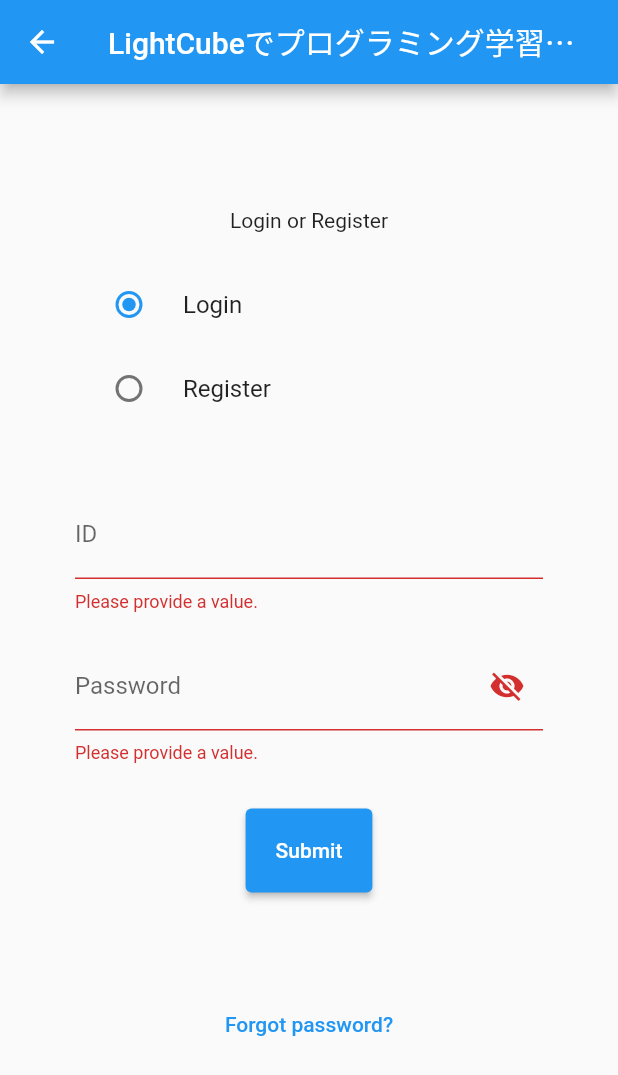
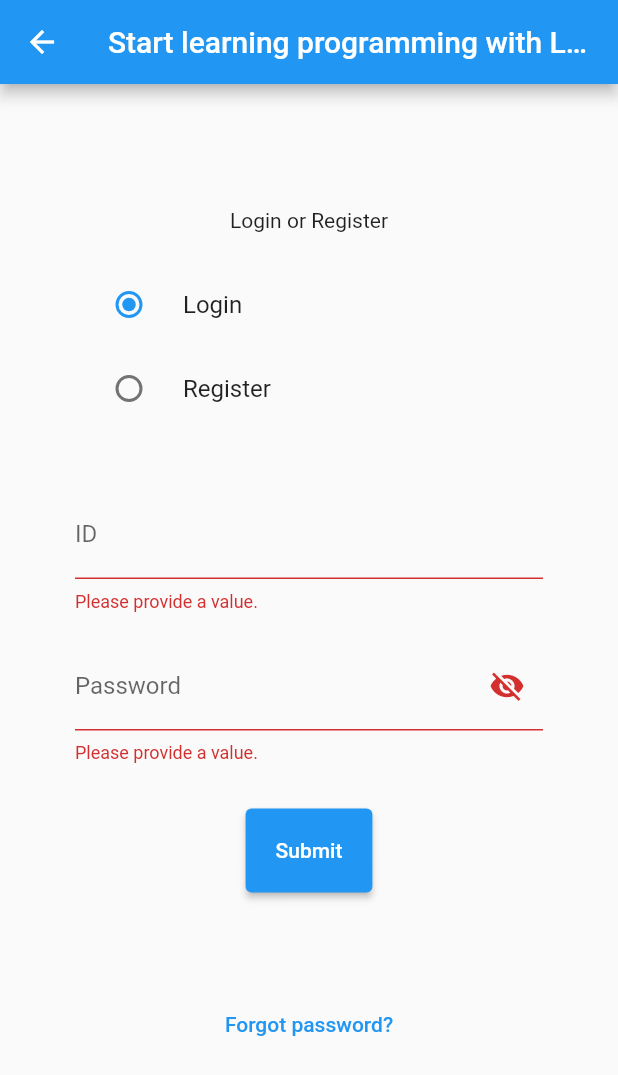
Before and after one commit to LightCube-Organization/LightCube, a Flutter app: the LoginPage screen opened by its route, after a tap on "Submit", on a phone screen of 412 x 824 dp. Shown: the top 1075 px of the screen. Run offline on Flutter 3.47's test engine with Material 2 defaults, Android fonts, the phone set to English and light mode, and no system bars; our stand-ins replace settings_ui, supabase, supabase_flutter; accounts and stored records are empty; generated files the repository leaves out were written again.

Commit message:
多言語化

```diff
--- /dev/null
+++ b/l10n.yaml
@@ -0,0 +1,3 @@
+arb-dir: lib/l10n
+template-arb-file: app_en.arb
+output-localization-file: app_localizations.dart
--- a/lib/main.dart
+++ b/lib/main.dart
@@ -3,6 +3,7 @@
 import './pages/splash_page.dart';
 import './pages/login_page.dart';
 import './pages/home.dart';
+import 'package:flutter_gen/gen_l10n/app_localizations.dart';
 
 void main() {
   WidgetsFlutterBinding.ensureInitialized();
@@ -19,6 +20,9 @@
   @override
   Widget build(BuildContext context) {
     return MaterialApp(
+      onGenerateTitle: (context) => AppLocalizations.of(context)!.app_name,
+      localizationsDelegates: AppLocalizations.localizationsDelegates,
+      supportedLocales: AppLocalizations.supportedLocales,
       title: 'LightCube Start Page',
       theme: ThemeData(
         primarySwatch: Colors.blue,
--- a/lib/pages/login_page.dart
+++ b/lib/pages/login_page.dart
@@ -1,4 +1,6 @@
 import 'package:flutter/material.dart';
+import 'package:flutter_gen/gen_l10n/app_localizations.dart';
+import 'package:intl/intl.dart';
 import '../utils/constants.dart';
 import './home.dart';
 
@@ -20,13 +22,11 @@
   @override
   Widget build(BuildContext context) {
 
-    // ページロード時にログイン判定を追加、ログイン状態ならhome.dartに移動
-
     return Scaffold(
         appBar: AppBar(
           // Here we take the value from the MyHomePage object that was created by
           // the App.build method, and use it to set our appbar title.
-          title: Text("LightCubeでプログラミング学習を開始"),
+          title: Text(AppLocalizations.of(context)!.start),
         ),
         body: Container(
             margin: EdgeInsets.symmetric(
@@ -46,7 +46,7 @@
                         child: ConstrainedBox(
                             constraints: BoxConstraints(maxWidth: 400.0),
                             child: RadioListTile<FormType>(
-                              title: Text("Login"),
+                              title: Text(AppLocalizations.of(context)!.login),
                               activeColor: Colors.blue,
                               value: FormType.login,
                               groupValue: _formType,
@@ -57,7 +57,7 @@
                         child: ConstrainedBox(
                             constraints: BoxConstraints(maxWidth: 400.0),
                             child: RadioListTile<FormType>(
-                              title: Text("Register"),
+                              title: Text(AppLocalizations.of(context)!.register),
                               activeColor: Colors.blue,
                               value: FormType.register,
                               groupValue: _formType,
@@ -74,16 +74,16 @@
                               textInputAction: TextInputAction.next,
                               validator: (value) {
                                 if (isEmpty(value!)) {
-                                  return 'Please provide a value.';
+                                  return AppLocalizations.of(context)!.provide_value;
                                 }
                                 if (value.length <= 4) {
-                                  return 'ID must be longer than 4 characters.';
+                                  return AppLocalizations.of(context)!.id_long;
                                 }
                                 if (16 < value.length) {
-                                  return 'ID must be less than 16 characters.';
+                                  return AppLocalizations.of(context)!.id_less;
                                 }
                                 if (int.tryParse(value) == null) {
-                                  return 'Only numbers can be used as ID.';
+                                  return AppLocalizations.of(context)!.id_num;
                                 }
                                 return null;
                               },
@@ -109,13 +109,13 @@
                           textInputAction: TextInputAction.done,
                           validator: (value) {
                             if (isEmpty(value!)) {
-                              return 'Please provide a value.';
+                              return AppLocalizations.of(context)!.provide_value;
                             }
                             if (value.length <= 6) {
-                              return 'Password must be longer than 6 characters.';
+                              return AppLocalizations.of(context)!.pass_long;
                             }
                             if (int.tryParse(value) == null) {
-                              return 'Only numbers can be used as passwords.';
+                              return AppLocalizations.of(context)!.pass_num;
                             }
                             return null;
                           },
@@ -128,7 +128,7 @@
                             backgroundColor:MaterialStateProperty.all(Colors.blue),
                             padding:MaterialStateProperty.all(EdgeInsets.all(20.0)),
                           ),
-                          child: Text("Submit"),
+                          child: Text(AppLocalizations.of(context)!.submit),
                           onPressed: validateAndSubmit,
                         )),
                     Padding(
@@ -142,8 +142,8 @@
                               context: context,
                               builder: (_) {
                                 return AlertDialog(
-                                  title: Text("Forgot password?"),
-                                  content: Text("1. Take a deep breath\n2. Maintain a calm state\n3. Remember the password"),
+                                  title: Text(AppLocalizations.of(context)!.forgot),
+                                  content: Text(AppLocalizations.of(context)!.remember),
                                   actions: <Widget>[
                                     TextButton(
                                       child: Text("OK"),
@@ -154,7 +154,7 @@
                               },
                             );
                           },
-                          child: Text("Forgot password?"),
+                          child: Text(AppLocalizations.of(context)!.forgot),
                         ),
                     ),
                   ],
@@ -199,7 +199,21 @@
           Navigator.pushAndRemoveUntil(context,MaterialPageRoute(builder: (context) => HomePage()),(_) => false);
         }
       } catch (e) {
-        print('Error: $e');
+        showDialog(
+          context: context,
+          builder: (_) {
+            return AlertDialog(
+              title: Text(AppLocalizations.of(context)!.error),
+              content: Text("$e"),
+              actions: <Widget>[
+                TextButton(
+                  child: Text("OK"),
+                  onPressed: () => Navigator.pop(context),
+                ),
+              ],
+            );
+          },
+        );
       }
     }
   }
--- a/pubspec.yaml
+++ b/pubspec.yaml
@@ -23,7 +23,9 @@
 dependencies:
   flutter:
     sdk: flutter
-
+  flutter_localizations:
+    sdk: flutter
+  intl:
 
   # The following adds the Cupertino Icons font to your application.
   # Use with the CupertinoIcons class for iOS style icons.
@@ -78,3 +80,4 @@
   #
   # For details regarding fonts from package dependencies,
   # see https://flutter.dev/custom-fonts/#from-packages
+  generate: true
```
Also changed, not shown: lib/l10n/app_en.arb (added, +28 -0 lines), lib/l10n/app_ja.arb (added, +28 -0 lines), lib/pages/home.dart (+27 -15 lines), lib/pages/languages.dart (+7 -2 lines), pubspec.lock.
